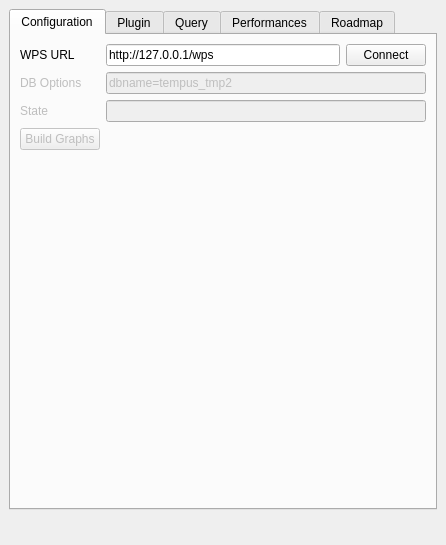
Above: src/hmi_qgis/IfsttarRouting/ifsttarrouting.ui from Universite-Gustave-Eiffel/Tempus before the change. Below: the same form after it.
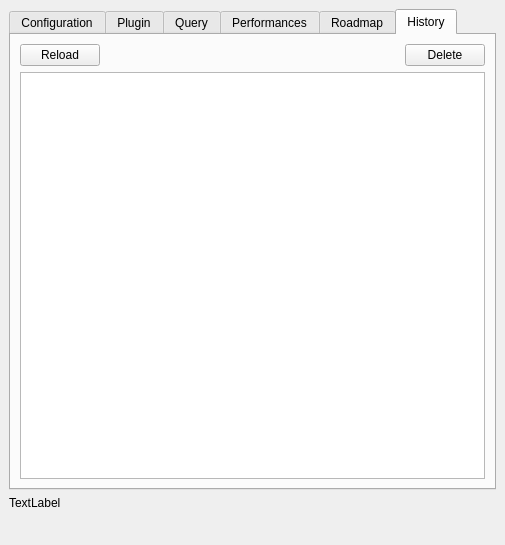
That is the form after the change. The open tabs and pages were chosen to show the change. Icons and pictures are not drawn. Custom widgets are drawn as their Qt base class.

Commit message: Add history management

The edit to the form file:
```diff
--- a/src/hmi_qgis/IfsttarRouting/ifsttarrouting.ui
+++ b/src/hmi_qgis/IfsttarRouting/ifsttarrouting.ui
@@ -6,7 +6,7 @@
    <rect>
     <x>0</x>
     <y>0</y>
-    <width>446</width>
+    <width>505</width>
     <height>545</height>
    </rect>
   </property>
@@ -95,33 +95,6 @@
             </property>
            </widget>
           </item>
-          <item row="2" column="0">
-           <widget class="QLabel" name="stateLbl">
-            <property name="enabled">
-             <bool>false</bool>
-            </property>
-            <property name="text">
-             <string>State</string>
-            </property>
-           </widget>
-          </item>
-          <item row="2" column="1">
-           <widget class="QLineEdit" name="stateText">
-            <property name="enabled">
-             <bool>false</bool>
-            </property>
-           </widget>
-          </item>
-          <item row="3" column="0">
-           <widget class="QPushButton" name="buildBtn">
-            <property name="enabled">
-             <bool>false</bool>
-            </property>
-            <property name="text">
-             <string>Build Graphs</string>
-            </property>
-           </widget>
-          </item>
           <item row="1" column="1">
            <widget class="QLineEdit" name="dbOptionsText">
             <property name="enabled">
@@ -132,6 +105,16 @@
             </property>
            </widget>
           </item>
+          <item row="2" column="0">
+           <widget class="QPushButton" name="buildBtn">
+            <property name="enabled">
+             <bool>false</bool>
+            </property>
+            <property name="text">
+             <string>Build Graphs</string>
+            </property>
+           </widget>
+          </item>
          </layout>
         </item>
        </layout>
@@ -287,6 +270,58 @@
         </item>
        </layout>
       </widget>
+      <widget class="QWidget" name="tab_5">
+       <attribute name="title">
+        <string>History</string>
+       </attribute>
+       <layout class="QVBoxLayout" name="verticalLayout_6">
+        <item>
+         <layout class="QHBoxLayout" name="horizontalLayout_5">
+          <item>
+           <widget class="QPushButton" name="reloadHistoryBtn">
+            <property name="text">
+             <string>Reload</string>
+            </property>
+           </widget>
+          </item>
+          <item>
+           <spacer name="horizontalSpacer">
+            <property name="orientation">
+             <enum>Qt::Horizontal</enum>
+            </property>
+            <property name="sizeHint" stdset="0">
+             <size>
+              <width>40</width>
+              <height>20</height>
+             </size>
+            </property>
+           </spacer>
+          </item>
+          <item>
+           <widget class="QPushButton" name="deleteHistoryBtn">
+            <property name="text">
+             <string>Delete</string>
+            </property>
+           </widget>
+          </item>
+         </layout>
+        </item>
+        <item>
+         <widget class="QListWidget" name="historyList">
+          <property name="selectionMode">
+           <enum>QAbstractItemView::ExtendedSelection</enum>
+          </property>
+         </widget>
+        </item>
+       </layout>
+      </widget>
+     </widget>
+    </item>
+    <item>
+     <widget class="QLabel" name="stateText">
+      <property name="text">
+       <string>TextLabel</string>
+      </property>
      </widget>
     </item>
     <item>
```
Left out of the diff: 2 changed lines with no effect on the pictures. The commit also changes 5 other files.
